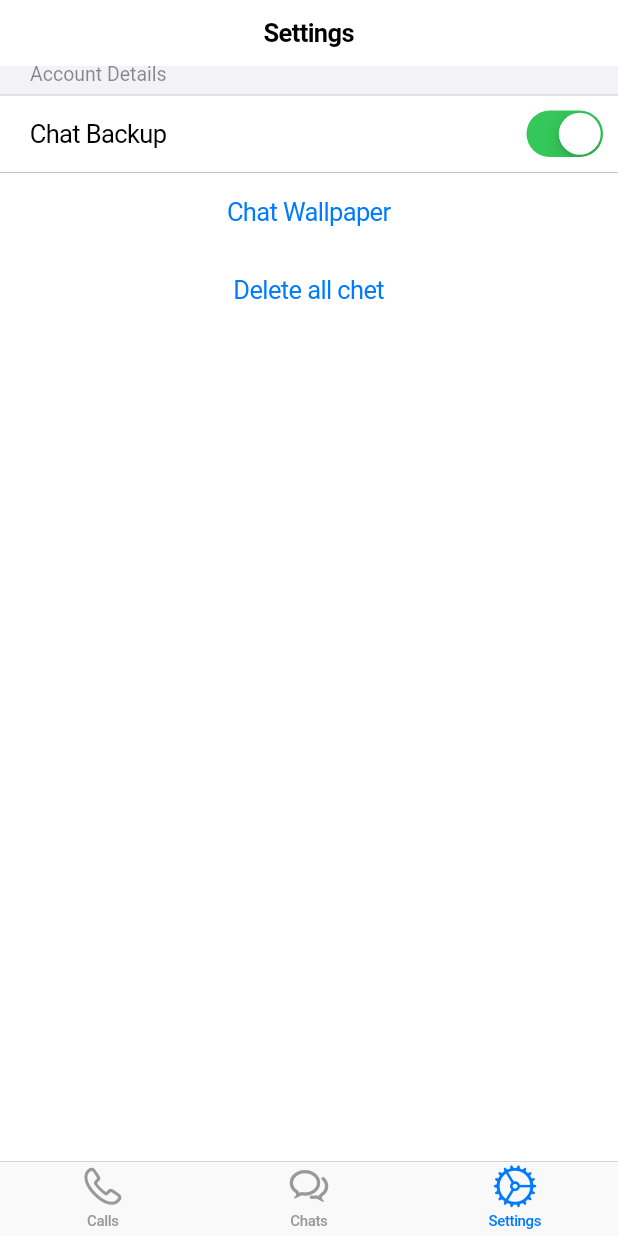
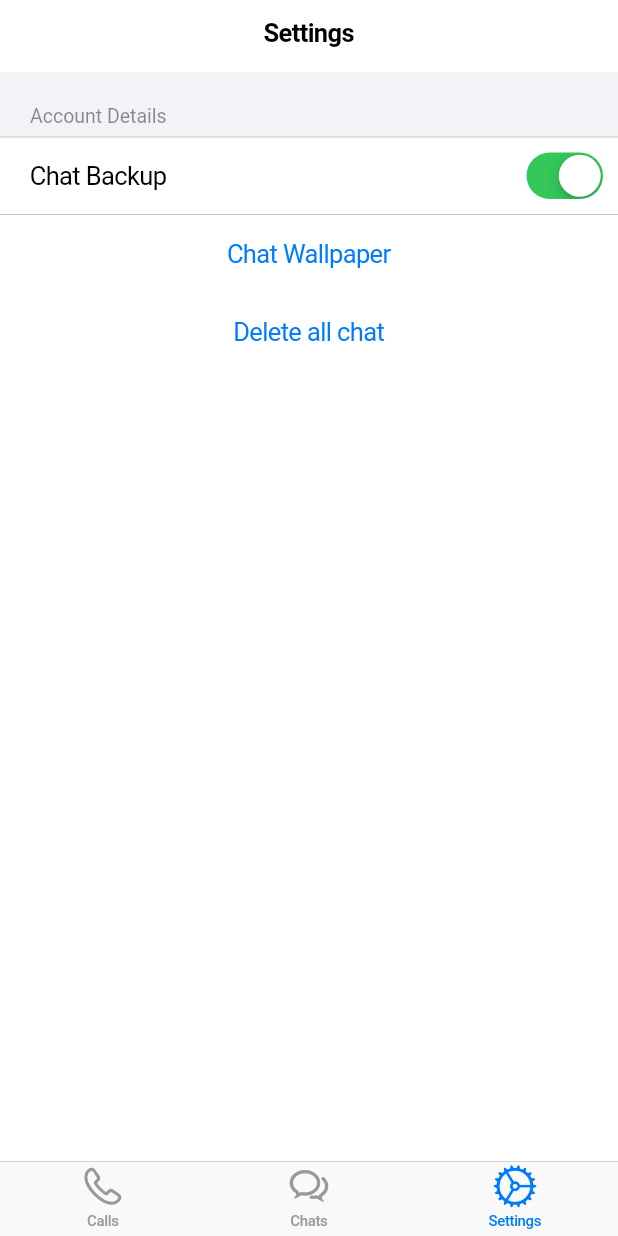
Before and after one commit to akosijho/flutter_cupertino, a Flutter app: the screen it shows after launch, item 3 of the bottom bar chosen, on a phone screen of 412 x 824 dp. Run offline on Flutter 3.47's test engine with Material 2 defaults, Android fonts, the phone set to English and light mode, and no system bars.

Commit message:
Check typo error.

```diff
--- a/lib/views/settings/setting_page.dart
+++ b/lib/views/settings/setting_page.dart
@@ -26,7 +26,7 @@ class _SettingsPageState extends State<SettingsPage> {
             mainAxisSize: MainAxisSize.min,
             children: [
               const SizedBox(
-                height: 20,
+                height: 48,
               ),
               CupertinoFormSection(
                   header: const Text('Account Details'),
@@ -62,7 +62,7 @@ class _SettingsPageState extends State<SettingsPage> {
               ),
               Center(
                 child: CupertinoButton(
-                  child: const Text('Delete all chet'),
+                  child: const Text('Delete all chat'),
                   onPressed: () {
                     showCupertinoDialog(
                         context: context,
```
